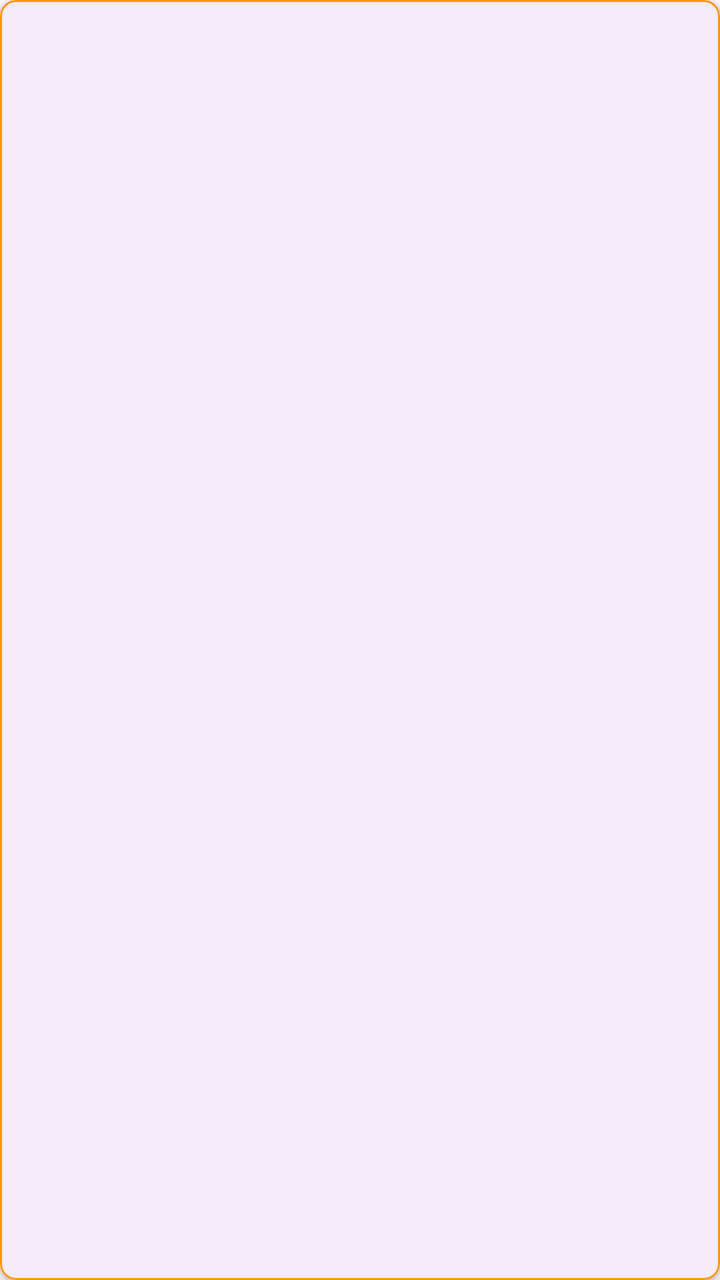
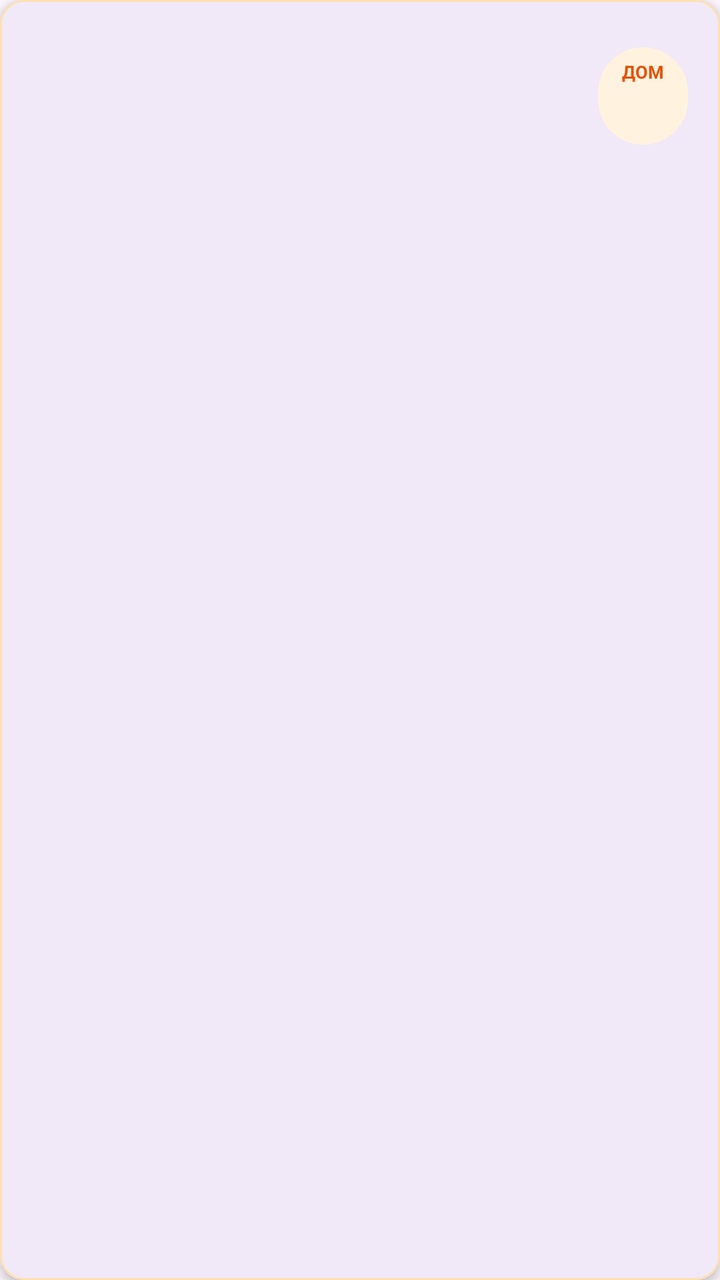

Screens rendered from an Android XML layout before and after an edit, with the pre-edit source and the edit as a unified diff.
<!-- AndroidManifest.xml: application theme Theme.BaseHome -->
<!-- res/layout/item_business_address.xml -->
<?xml version="1.0" encoding="utf-8"?>
<com.google.android.material.card.MaterialCardView xmlns:android="http://schemas.android.com/apk/res/android"
    xmlns:app="http://schemas.android.com/apk/res-auto"
    android:layout_width="match_parent"
    android:layout_height="wrap_content"
    android:layout_marginHorizontal="12dp"
    android:layout_marginVertical="6dp"
    app:cardCornerRadius="8dp"
    app:cardElevation="2dp"
    app:strokeWidth="1dp"
    app:strokeColor="#FF9800">

    <RelativeLayout
        android:layout_width="match_parent"
        android:layout_height="wrap_content"
        android:padding="16dp"
        android:background="?android:attr/selectableItemBackground">

        <LinearLayout
            android:layout_width="match_parent"
            android:layout_height="wrap_content"
            android:orientation="vertical"
            android:layout_toStartOf="@+id/btnDeleteBusinessItem">

            <TextView
                android:id="@+id/tvBusItemCity"
                android:layout_width="wrap_content"
                android:layout_height="wrap_content"
                android:textSize="10sp"
                android:textColor="?android:attr/textColorSecondary"
                android:layout_marginBottom="2dp" />

            <TextView
                android:id="@+id/tvBusinessStreet"
                android:layout_width="match_parent"
                android:layout_height="wrap_content"
                android:textSize="18sp"
                android:textStyle="bold"
                android:textColor="?android:attr/textColorPrimary" />

            <LinearLayout
                android:layout_width="match_parent"
                android:layout_height="wrap_content"
                android:orientation="horizontal"
                android:layout_marginTop="4dp">

                <TextView
                    android:id="@+id/tvBusinessHouse"
                    android:layout_width="wrap_content"
                    android:layout_height="wrap_content"
                    android:textSize="14sp"
                    android:textColor="?android:attr/textColorSecondary" />

                <TextView
                    android:id="@+id/tvCenterName"
                    android:layout_width="wrap_content"
                    android:layout_height="wrap_content"
                    android:layout_marginStart="16dp"
                    android:textSize="14sp"
                    android:textStyle="italic"
                    android:textColor="#FF9800" />
            </LinearLayout>
        </LinearLayout>

        <ImageButton
            android:id="@+id/btnDeleteBusinessItem"
            android:layout_width="36dp"
            android:layout_height="36dp"
            android:layout_alignParentEnd="true"
            android:layout_centerVertical="true"
            android:background="?android:attr/selectableItemBackgroundBorderless"
            android:src="@android:drawable/ic_menu_delete"
            app:tint="#D32F2F"
            android:visibility="gone" />

    </RelativeLayout>
</com.google.android.material.card.MaterialCardView>
<!-- resources referenced by this layout -->
<resources>
  <style name="Theme.BaseHome" parent="Base.Theme.BaseHome" />
  <style name="Base.Theme.BaseHome" parent="Theme.Material3.DayNight.NoActionBar">
          
          
      </style>
</resources>

<!-- the commit's change to res/layout/item_business_address.xml (unified diff, before → after) -->
@@ -5,73 +5,98 @@
     android:layout_height="wrap_content"
     android:layout_marginHorizontal="12dp"
     android:layout_marginVertical="6dp"
-    app:cardCornerRadius="8dp"
-    app:cardElevation="2dp"
+    app:cardCornerRadius="12dp"
+    app:cardElevation="3dp"
     app:strokeWidth="1dp"
-    app:strokeColor="#FF9800">
+    app:strokeColor="#FFE0B2">
 
-    <RelativeLayout
+    <androidx.constraintlayout.widget.ConstraintLayout
         android:layout_width="match_parent"
         android:layout_height="wrap_content"
         android:padding="16dp"
         android:background="?android:attr/selectableItemBackground">
 
+        
+        <TextView
+            android:id="@+id/tvBusItemCity"
+            android:layout_width="wrap_content"
+            android:layout_height="wrap_content"
+            android:textSize="11sp"
+            android:textColor="?android:attr/textColorSecondary"
+            app:layout_constraintStart_toStartOf="parent"
+            app:layout_constraintTop_toTopOf="parent" />
+
+        
+        <TextView
+            android:id="@+id/tvBusinessStreet"
+            android:layout_width="0dp"
+            android:layout_height="wrap_content"
+            android:layout_marginTop="2dp"
+            android:layout_marginEnd="8dp"
+            android:textSize="19sp"
+            android:textStyle="bold"
+            android:textColor="?android:attr/textColorPrimary"
+            app:layout_constraintEnd_toStartOf="@+id/tvBusHouseContainer"
+            app:layout_constraintStart_toStartOf="parent"
+            app:layout_constraintTop_toBottomOf="@id/tvBusItemCity" />
+
+        
         <LinearLayout
-            android:layout_width="match_parent"
+            android:id="@+id/tvBusHouseContainer"
+            android:layout_width="wrap_content"
             android:layout_height="wrap_content"
+            android:background="@android:drawable/toast_frame"
+            android:backgroundTint="#FFF3E0"
             android:orientation="vertical"
-            android:layout_toStartOf="@+id/btnDeleteBusinessItem">
+            android:paddingHorizontal="12dp"
+            android:paddingVertical="6dp"
+            android:gravity="center"
+            app:layout_constraintBottom_toBottomOf="parent"
+            app:layout_constraintEnd_toStartOf="@+id/btnDeleteBusinessItem"
+            app:layout_constraintTop_toTopOf="parent">
 
             <TextView
-                android:id="@+id/tvBusItemCity"
                 android:layout_width="wrap_content"
                 android:layout_height="wrap_content"
-                android:textSize="10sp"
-                android:textColor="?android:attr/textColorSecondary"
-                android:layout_marginBottom="2dp" />
+                android:text="ДОМ"
+                android:textSize="9sp"
+                android:textColor="#E65100"
+                android:textStyle="bold" />
 
             <TextView
-                android:id="@+id/tvBusinessStreet"
-                android:layout_width="match_parent"
+                android:id="@+id/tvBusinessHouse"
+                android:layout_width="wrap_content"
                 android:layout_height="wrap_content"
                 android:textSize="18sp"
                 android:textStyle="bold"
-                android:textColor="?android:attr/textColorPrimary" />
-
-            <LinearLayout
-                android:layout_width="match_parent"
-                android:layout_height="wrap_content"
-                android:orientation="horizontal"
-                android:layout_marginTop="4dp">
-
-                <TextView
-                    android:id="@+id/tvBusinessHouse"
-                    android:layout_width="wrap_content"
-                    android:layout_height="wrap_content"
-                    android:textSize="14sp"
-                    android:textColor="?android:attr/textColorSecondary" />
-
-                <TextView
-                    android:id="@+id/tvCenterName"
-                    android:layout_width="wrap_content"
-                    android:layout_height="wrap_content"
-                    android:layout_marginStart="16dp"
-                    android:textSize="14sp"
-                    android:textStyle="italic"
-                    android:textColor="#FF9800" />
-            </LinearLayout>
+                android:textColor="#E65100" />
         </LinearLayout>
 
+        
+        <TextView
+            android:id="@+id/tvCenterName"
+            android:layout_width="0dp"
+            android:layout_height="wrap_content"
+            android:layout_marginTop="4dp"
+            android:textSize="13sp"
+            android:textStyle="italic"
+            android:textColor="#FF9800"
+            app:layout_constraintEnd_toStartOf="@+id/tvBusHouseContainer"
+            app:layout_constraintStart_toStartOf="parent"
+            app:layout_constraintTop_toBottomOf="@id/tvBusinessStreet" />
+
+        
         <ImageButton
             android:id="@+id/btnDeleteBusinessItem"
-            android:layout_width="36dp"
-            android:layout_height="36dp"
-            android:layout_alignParentEnd="true"
-            android:layout_centerVertical="true"
+            android:layout_width="40dp"
+            android:layout_height="40dp"
             android:background="?android:attr/selectableItemBackgroundBorderless"
             android:src="@android:drawable/ic_menu_delete"
             app:tint="#D32F2F"
-            android:visibility="gone" />
+            android:visibility="gone"
+            app:layout_constraintBottom_toBottomOf="parent"
+            app:layout_constraintEnd_toEndOf="parent"
+            app:layout_constraintTop_toTopOf="parent" />
 
-    </RelativeLayout>
+    </androidx.constraintlayout.widget.ConstraintLayout>
 </com.google.android.material.card.MaterialCardView>
